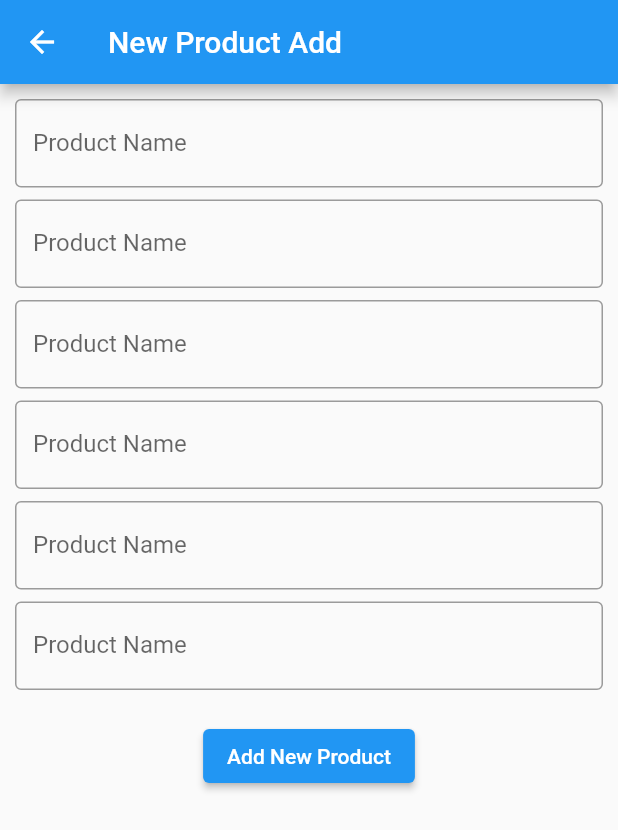
After one commit to khalid063/api_practice_05, a Flutter app: the screen it shows after launch, after a tap on the "add" icon, on a phone screen of 412 x 824 dp. The commit adds this screen. Shown: the top 830 px of the screen. Run offline on Flutter 3.47's test engine with Material 2 defaults, Android fonts, the phone set to English and light mode, and no system bars.

Commit message:
Product List design is done

```diff
--- a/lib/home_screen.dart
+++ b/lib/home_screen.dart
@@ -1,5 +1,6 @@
 
 
+import 'package:api_practice_05/new_product_add_screen.dart';
 import 'package:flutter/cupertino.dart';
 import 'package:flutter/material.dart';
 
@@ -18,6 +19,68 @@ class HomeScreenUI extends State<HomeScreen>{
       appBar: AppBar(
         title: Text("API Practice 6"),
       ),
+      body: ListView.separated(
+        itemCount: 20,
+          itemBuilder: (context, index){
+            return ListTile(
+              onLongPress: (){
+                showDialog(
+                    context: context,
+                    builder: (_){
+                      return AlertDialog(
+                        //titlePadding: EdgeInsets.zero,
+                        titlePadding: EdgeInsets.only(left: 10, right: 10),
+                        //contentPadding: EdgeInsets.zero,
+                        contentPadding: EdgeInsets.only(left: 10, right: 10, bottom: 10),
+                        title: Row(
+                          children: [
+                            Text("Chose an Action"),
+                            Spacer(),
+                            IconButton(onPressed: (){
+                              Navigator.pop(context);
+                            }, icon: Icon(Icons.close))
+                          ],
+                        ),
+                        content: Column(
+                          mainAxisSize: MainAxisSize.min,
+                          children: [
+                            ListTile(
+                              onTap: (){},
+                              leading: Icon(Icons.edit),
+                              title: Text("Edit"),
+                            ),
+                            ListTile(
+                              onTap: (){},
+                              leading: Icon(Icons.delete),
+                              title: Text("Delete"),
+                            ),
+                          ],
+                        ),
+                      );
+                    }
+                );
+              },
+              leading: Icon(Icons.image),
+              title: Text("Product Name"),
+              subtitle: Column(
+                crossAxisAlignment: CrossAxisAlignment.start,
+                children: [
+                  Text("Product Code : "),
+                  Text("Total Price : "),
+                  Text("Available Unit : "),
+                ],
+              ),
+              trailing: Text("Unit Price : "),
+            );
+          }, separatorBuilder: (BuildContext context, int index) {
+          return Divider(color: Colors.pink, height: 1,);
+      },
+      ),
+      floatingActionButton: FloatingActionButton(
+        onPressed: (){
+          Navigator.push(context, MaterialPageRoute(builder: (context) => NewProductAddScreen()));
+        },child: Icon(Icons.add),
+      ),
     );
   }
 }
--- a/lib/main.dart
+++ b/lib/main.dart
@@ -7,6 +7,8 @@ void main() {
 }
 
 class MyApp extends StatelessWidget{
+  const MyApp({super.key});
+
   @override
   Widget build(BuildContext context) {
     return MaterialApp(
--- /dev/null
+++ b/lib/new_product_add_screen.dart
@@ -0,0 +1,56 @@
+
+
+import 'package:api_practice_05/style.dart';
+import 'package:flutter/material.dart';
+
+class NewProductAddScreen extends StatefulWidget {
+  const NewProductAddScreen({Key? key}) : super(key: key);
+
+  @override
+  State<NewProductAddScreen> createState() => _NewProductAddScreenState();
+}
+
+class _NewProductAddScreenState extends State<NewProductAddScreen> {
+  @override
+  Widget build(BuildContext context) {
+    return Scaffold(
+      appBar: AppBar(
+        title: Text("New Product Add"),
+      ),
+      body: Padding(
+        padding: EdgeInsets.all(10),
+        child: SingleChildScrollView(
+          child: Column(
+            children: [
+              TextFormField(
+                decoration: myInputDecoretion('Product Name'),
+              ),
+              SizedBox(height: 8,),
+              TextFormField(
+                decoration: myInputDecoretion('Product Name'),
+              ),
+              SizedBox(height: 8,),
+              TextFormField(
+                decoration: myInputDecoretion('Product Name'),
+              ),
+              SizedBox(height: 8,),
+              TextFormField(
+                decoration: myInputDecoretion('Product Name'),
+              ),
+              SizedBox(height: 8,),
+              TextFormField(
+                decoration: myInputDecoretion('Product Name'),
+              ),
+              SizedBox(height: 8,),
+              TextFormField(
+                decoration: myInputDecoretion('Product Name'),
+              ),
+              SizedBox(height: 20,),
+              ElevatedButton(onPressed: (){}, child: Text("Add New Product")),
+            ],
+          ),
+        )
+      ),
+    );
+  }
+}
--- /dev/null
+++ b/lib/style.dart
@@ -0,0 +1,13 @@
+
+
+import 'package:flutter/material.dart';
+
+InputDecoration myInputDecoretion(label){
+  return InputDecoration(
+    labelText: label,
+    border: OutlineInputBorder(),
+    focusedBorder: OutlineInputBorder(
+      borderSide: BorderSide(color: Colors.purple, width: 1),
+    )
+  );
+}
```
